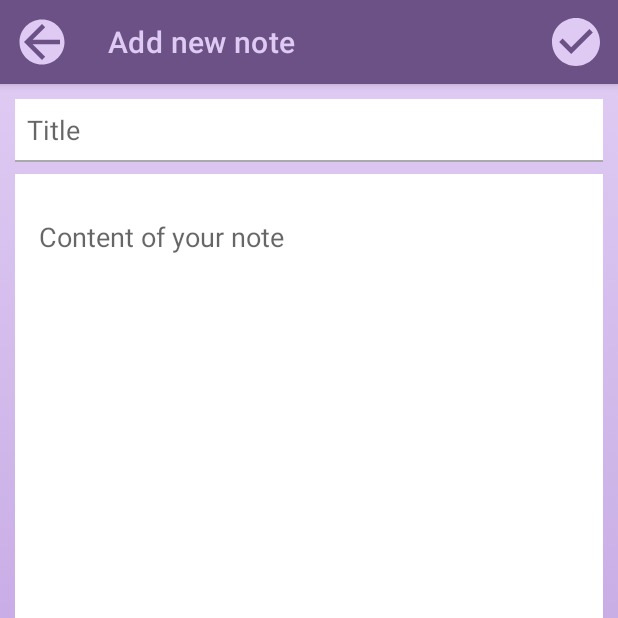
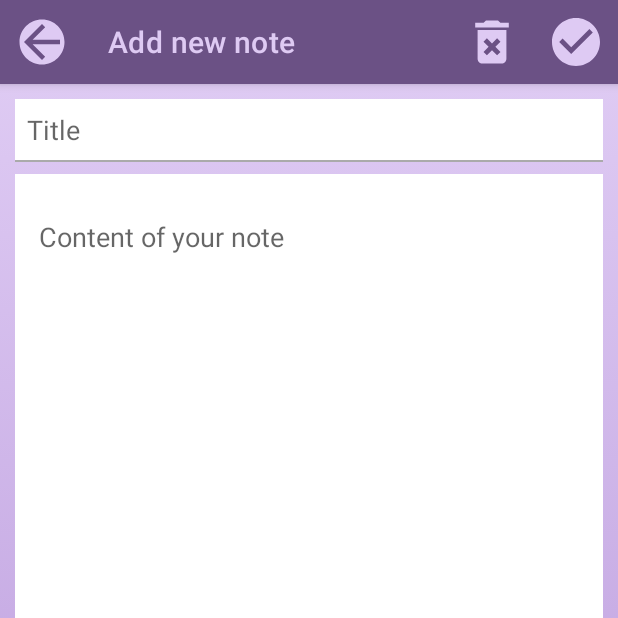
Before and after one commit to paulina-niewiarowska/Notepad, an Android app: the screen it shows after launch (AddEditNewNoteActivity), after a tap on "Add New Note", on a phone screen of 412 x 824 dp, the top half of it. Run offline under Robolectric (Android 15) with nearby library versions, the phone set to English and light mode, and no system bars; our stand-ins replace Room's generated code; libraries missing offline, so code that uses them is left out: it.xabaras.android.

Commit message:
Changed how notes behave. Animations added. Swipe to delete / edit. When going back from edit activity, note is saved (on Pause). Can delete note from edit field. Edit field adjusts to the keyboard, so nothing gets covered by it.

```diff
--- a/app/build.gradle
+++ b/app/build.gradle
@@ -33,6 +33,7 @@ dependencies {
     def room_version = "2.3.0"
     def lifecycle_version = "2.4.0-alpha02"
 
+    implementation 'it.xabaras.android:recyclerview-swipedecorator:1.1'
 
     implementation 'androidx.appcompat:appcompat:1.3.0'
     //implementation 'androidx.appcompat:design:1.3.0'
--- a/app/src/main/AndroidManifest.xml
+++ b/app/src/main/AndroidManifest.xml
@@ -15,7 +15,8 @@
 
         <activity
             android:name=".AddEditNewNoteActivity"
-            android:parentActivityName=".MainActivity" />
+            android:parentActivityName=".MainActivity"
+            android:windowSoftInputMode="adjustResize"/>
         <activity
             android:name=".MainActivity"
             android:launchMode="singleTop">
--- a/app/src/main/java/com/pniew/notepad/MainActivity.java
+++ b/app/src/main/java/com/pniew/notepad/MainActivity.java
@@ -5,9 +5,9 @@ import androidx.activity.result.ActivityResultCallback;
 import androidx.activity.result.ActivityResultLauncher;
 import androidx.activity.result.contract.ActivityResultContracts;
 import androidx.annotation.NonNull;
-import androidx.annotation.Nullable;
 import androidx.appcompat.app.AlertDialog;
 import androidx.appcompat.app.AppCompatActivity;
+import androidx.core.content.ContextCompat;
 import androidx.lifecycle.Observer;
 import androidx.lifecycle.ViewModelProvider;
 import androidx.recyclerview.widget.ItemTouchHelper;
@@ -17,6 +17,7 @@ import androidx.recyclerview.widget.RecyclerView;
 import android.app.Activity;
 import android.content.DialogInterface;
 import android.content.Intent;
+import android.graphics.Canvas;
 import android.os.Bundle;
 import android.view.View;
 import android.widget.Toast;
@@ -25,58 +26,19 @@ import com.google.android.material.floatingactionbutton.FloatingActionButton;
 
 import java.util.List;
 
+import it.xabaras.android.recyclerview.swipedecorator.RecyclerViewSwipeDecorator;
+
 public class MainActivity extends AppCompatActivity {
 
-    public static final int REQUEST_CODE_FOR_ADD_A_NOTE = 1;
-    public static final int REQUEST_CODE_FOR_EDIT_A_NOTE = 2;
+    public static final int ADD_A_NOTE = 1;
+    public static final int EDIT_A_NOTE = 2;
 
     private NoteViewModel noteViewModel;
-    private int requestCode;
 
 
     @Override
     protected void onCreate(Bundle savedInstanceState) {
-        //register activity for result here:
-        ActivityResultLauncher<Intent> addEditActivityResultLauncher = registerForActivityResult(
-                new ActivityResultContracts.StartActivityForResult(),
-                new ActivityResultCallback<ActivityResult>() {
-                    @Override
-                    public void onActivityResult(ActivityResult result) {
-                        int resultCode = result.getResultCode();
-                        if (resultCode == Activity.RESULT_OK) {
-                            Intent data = result.getData();
-
-                            if (requestCode == REQUEST_CODE_FOR_ADD_A_NOTE) {
-                                String title = data.getStringExtra(AddEditNewNoteActivity.INTENT_EXTRA_TITLE);
-                                String content = data.getStringExtra(AddEditNewNoteActivity.INTENT_EXTRA_CONTENT);
-
-                                Note note = new Note(title, content);
-                                noteViewModel.insertNote(note);
-
-                                Toast.makeText(MainActivity.this, "Jest zbawiony", Toast.LENGTH_SHORT).show();
-                            } else if (requestCode == REQUEST_CODE_FOR_EDIT_A_NOTE) {
-                                int id = data.getIntExtra(AddEditNewNoteActivity.INTENT_EXTRA_ID, -1);
-                                if (id == -1) {
-                                    Toast.makeText(MainActivity.this, "Sorry, item cannot be updated", Toast.LENGTH_LONG).show();
-                                    return;
-                                }
-                                String title = data.getStringExtra(AddEditNewNoteActivity.INTENT_EXTRA_TITLE);
-                                String content = data.getStringExtra(AddEditNewNoteActivity.INTENT_EXTRA_CONTENT);
-
-                                Note note = new Note(title, content);
-                                note.setId(id);
-                                noteViewModel.updateNote(note);
-
-                                Toast.makeText(MainActivity.this, "Note updated!", Toast.LENGTH_SHORT).show();
-                            }
-                        } else {
-                                Toast.makeText(MainActivity.this, "Anulowano", Toast.LENGTH_SHORT).show();
-                        }
-
-                    }
-                }
-        );
-
+        //register activity for result here, if you have any //
 
         super.onCreate(savedInstanceState);
         setContentView(R.layout.activity_main);
@@ -87,8 +49,8 @@ public class MainActivity extends AppCompatActivity {
             @Override
             public void onClick(View view) {
                 Intent intent = new Intent(MainActivity.this, AddEditNewNoteActivity.class);
-                requestCode = REQUEST_CODE_FOR_ADD_A_NOTE;
-                addEditActivityResultLauncher.launch(intent);
+                intent.putExtra(AddEditNewNoteActivity.INTENT_EXTRA_I_WANT_TO, ADD_A_NOTE);
+                MainActivity.this.startActivity(intent);
             }
         });
 
@@ -102,7 +64,7 @@ public class MainActivity extends AppCompatActivity {
         noteViewModel.getAllNotes().observe(this, new Observer<List<Note>>() {
             @Override
             public void onChanged(List<Note> notes) {
-                noteAdapter.setNotes(notes);
+                noteAdapter.submitList(notes);
             }
         });
 
@@ -113,17 +75,28 @@ public class MainActivity extends AppCompatActivity {
                 intent.putExtra(AddEditNewNoteActivity.INTENT_EXTRA_ID, note.getId());
                 intent.putExtra(AddEditNewNoteActivity.INTENT_EXTRA_TITLE, note.getTitle());
                 intent.putExtra(AddEditNewNoteActivity.INTENT_EXTRA_CONTENT, note.getContent());
-
-                    requestCode = REQUEST_CODE_FOR_EDIT_A_NOTE;
-                    addEditActivityResultLauncher.launch(intent);
+                intent.putExtra(AddEditNewNoteActivity.INTENT_EXTRA_I_WANT_TO, EDIT_A_NOTE);
+                MainActivity.this.startActivity(intent);
             }
         });
-
 
         new ItemTouchHelper(new ItemTouchHelper.SimpleCallback(0, ItemTouchHelper.LEFT | ItemTouchHelper.RIGHT) {
             @Override
             public boolean onMove(@NonNull RecyclerView recyclerView, @NonNull RecyclerView.ViewHolder viewHolder, @NonNull RecyclerView.ViewHolder target) {
                 return false;
+            }
+
+            @Override
+            public void onChildDraw(@NonNull Canvas c, @NonNull RecyclerView recyclerView, @NonNull RecyclerView.ViewHolder viewHolder, float dX, float dY, int actionState, boolean isCurrentlyActive) {
+                new RecyclerViewSwipeDecorator.Builder(MainActivity.this, c, recyclerView, viewHolder, dX, dY, actionState, isCurrentlyActive)
+                        .addSwipeLeftBackgroundColor(ContextCompat.getColor(MainActivity.this, R.color.swipe_to_delete))
+                        .addSwipeRightBackgroundColor(ContextCompat.getColor(MainActivity.this, R.color.swipe_to_edit))
+                        .addSwipeLeftActionIcon(R.drawable.ic_delete_item)
+                        .addSwipeRightActionIcon(R.drawable.ic_edit)
+                        .addSwipeLeftLabel("Delete")
+                        .addSwipeRightLabel("Edit")
+                        .create().decorate();
+                super.onChildDraw(c, recyclerView, viewHolder, dX, dY, actionState, isCurrentlyActive);
             }
 
             @Override
@@ -138,9 +111,10 @@ public class MainActivity extends AppCompatActivity {
                                 switch(i){
                                     case DialogInterface.BUTTON_POSITIVE:
                                         deleteTheNote();
+                                        break;
                                     case DialogInterface.BUTTON_NEGATIVE:
                                         noteAdapter.notifyItemChanged(viewHolder.getAdapterPosition());
-                                        return;
+                                        break;
                                 }
                             }
 
@@ -153,8 +127,16 @@ public class MainActivity extends AppCompatActivity {
                         alertBuilder.setMessage("Do you want to delete the item?").setPositiveButton("Yes", dialogClickListener).setNegativeButton("No", dialogClickListener).show();
 
                         break;
+
                     case ItemTouchHelper.RIGHT:
+                        Note note = noteAdapter.getNoteAt(viewHolder.getAdapterPosition());
+                        Intent intent = new Intent(MainActivity.this, AddEditNewNoteActivity.class);
+                        intent.putExtra(AddEditNewNoteActivity.INTENT_EXTRA_ID, note.getId());
+                        intent.putExtra(AddEditNewNoteActivity.INTENT_EXTRA_TITLE, note.getTitle());
+                        intent.putExtra(AddEditNewNoteActivity.INTENT_EXTRA_CONTENT, note.getContent());
+                        intent.putExtra(AddEditNewNoteActivity.INTENT_EXTRA_I_WANT_TO, EDIT_A_NOTE);
                         noteAdapter.notifyItemChanged(viewHolder.getAdapterPosition());
+                        MainActivity.this.startActivity(intent);
                         break;
                 }
 
@@ -164,7 +146,4 @@ public class MainActivity extends AppCompatActivity {
         }).attachToRecyclerView(recyclerView);
 
     }
-
-
-
 }
--- a/app/src/main/java/com/pniew/notepad/NoteAdapter.java
+++ b/app/src/main/java/com/pniew/notepad/NoteAdapter.java
@@ -6,14 +6,30 @@ import android.view.ViewGroup;
 import android.widget.TextView;
 
 import androidx.annotation.NonNull;
+import androidx.recyclerview.widget.DiffUtil;
+import androidx.recyclerview.widget.ListAdapter;
 import androidx.recyclerview.widget.RecyclerView;
 
 import java.util.ArrayList;
 import java.util.List;
 
-public class NoteAdapter extends RecyclerView.Adapter<NoteAdapter.NoteHolder> {
-    List<Note> adaptersListOfNotes = new ArrayList<>();
+public class NoteAdapter extends ListAdapter<Note, NoteAdapter.NoteHolder> {
     private OnNoteClickListener listener;
+    private static final DiffUtil.ItemCallback<Note> DIFF_CALLBACK = new DiffUtil.ItemCallback<Note>() {
+        @Override
+        public boolean areItemsTheSame(@NonNull Note oldItem, @NonNull Note newItem) {
+            return oldItem.getId() == newItem.getId();
+        }
+
+        @Override
+        public boolean areContentsTheSame(@NonNull Note oldItem, @NonNull Note newItem) {
+            return oldItem.getTitle().equals(newItem.getTitle()) && oldItem.getContent().equals(newItem.getContent());
+        }
+    };
+
+    public NoteAdapter() {
+        super(DIFF_CALLBACK);
+    }
 
     @NonNull
     @Override
@@ -27,24 +43,18 @@ public class NoteAdapter extends RecyclerView.Adapter<NoteAdapter.NoteHolder> {
     public void onBindViewHolder(@NonNull NoteHolder holder, int position) {
         //here we take care of getting the data from the single Note.class object into the View of our NoteHolder.
         //we want all the elements to get to their places - title to title place, category to the category place, etc
-        Note currentNote = adaptersListOfNotes.get(position);
+        Note currentNote = getItem(position);
         holder.textOfTitleOfTheNote.setText(currentNote.getTitle());
         holder.textOfContentOfTheNote.setText(currentNote.getContent());
     }
 
-    @Override
-    public int getItemCount() {
-        //here we have to return how many items we want to display in our RecyclerView. We want them all of course.
-        return adaptersListOfNotes.size();
-    }
-
-    public void setNotes(List<Note> notes) {
-        this.adaptersListOfNotes = notes;
-        notifyDataSetChanged();
-    }
+//    public void setNotes(List<Note> notes) {
+//        this.adaptersListOfNotes = notes;
+//        notifyDataSetChanged();
+//    }
 
     public Note getNoteAt(int position){
-        return adaptersListOfNotes.get(position);
+        return getItem(position);
     }
 
     class NoteHolder extends RecyclerView.ViewHolder {
@@ -61,7 +71,7 @@ public class NoteAdapter extends RecyclerView.Adapter<NoteAdapter.NoteHolder> {
                 public void onClick(View view) {
                     int position = getAdapterPosition();
                     if(listener != null && position != RecyclerView.NO_POSITION) {
-                        listener.onNoteClick(adaptersListOfNotes.get(position));
+                        listener.onNoteClick(getItem(position));
                     }
                 }
             });
--- a/app/src/main/java/com/pniew/notepad/NoteDatabase.java
+++ b/app/src/main/java/com/pniew/notepad/NoteDatabase.java
@@ -10,10 +10,10 @@ import androidx.room.RoomDatabase;
 public abstract class NoteDatabase extends RoomDatabase {
 
     private static NoteDatabase instance;
-
     public abstract NoteDao noteDao();
 
     public static synchronized NoteDatabase getInstance(Context context) {
+        //jeśli jeszcze nie ma bazy, stwórz bazę
         if (instance == null) {
             instance = Room.databaseBuilder(context.getApplicationContext(),
                     NoteDatabase.class, "note_database").build();
--- a/app/src/main/res/drawable-anydpi/ic_done_button.xml
+++ b/app/src/main/res/drawable-anydpi/ic_done_button.xml
@@ -1,6 +1,6 @@
 <vector xmlns:android="http://schemas.android.com/apk/res/android"
-    android:width="36dp"
-    android:height="36dp"
+    android:width="34dp"
+    android:height="34dp"
     android:viewportWidth="24"
     android:viewportHeight="24"
     android:tint="@color/purple_dark"
--- a/app/src/main/res/drawable/gradient_background2.xml
+++ b/app/src/main/res/drawable/gradient_background2.xml
@@ -5,6 +5,7 @@
             <gradient
                 android:angle="90"
                 android:startColor="@color/black"
+                android:centerColor="@color/purple_light"
                 android:endColor="@color/purple"
                 android:type="linear"
                 />
--- /dev/null
+++ b/app/src/main/res/drawable/ic_delete_big.xml
@@ -0,0 +1,16 @@
+<vector android:alpha="1"
+    android:autoMirrored="true"
+    android:height="54dp"
+    android:tint="@color/purple_light"
+    android:viewportHeight="24"
+    android:viewportWidth="24"
+    android:width="54dp"
+    xmlns:android="http://schemas.android.com/apk/res/android">
+    <group android:scaleX="1.2"
+        android:scaleY="1.2"
+        android:translateX="-2.4"
+        android:translateY="-2.4">
+    <path android:fillColor="@android:color/white"
+        android:pathData="M6,19c0,1.1 0.9,2 2,2h8c1.1,0 2,-0.9 2,-2L18,7L6,7v12zM8.46,11.88l1.41,-1.41L12,12.59l2.12,-2.12 1.41,1.41L13.41,14l2.12,2.12 -1.41,1.41L12,15.41l-2.12,2.12 -1.41,-1.41L10.59,14l-2.13,-2.12zM15.5,4l-1,-1h-5l-1,1L5,4v2h14L19,4z"/>
+    </group>
+</vector>
--- /dev/null
+++ b/app/src/main/res/drawable/ic_delete_item.xml
@@ -0,0 +1,11 @@
+<vector android:alpha="1"
+    android:autoMirrored="true"
+    android:height="24dp"
+    android:tint="@color/black"
+    android:viewportHeight="24"
+    android:viewportWidth="24"
+    android:width="24dp"
+    xmlns:android="http://schemas.android.com/apk/res/android">
+<path android:fillColor="@android:color/white"
+    android:pathData="M6,19c0,1.1 0.9,2 2,2h8c1.1,0 2,-0.9 2,-2L18,7L6,7v12zM8.46,11.88l1.41,-1.41L12,12.59l2.12,-2.12 1.41,1.41L13.41,14l2.12,2.12 -1.41,1.41L12,15.41l-2.12,2.12 -1.41,-1.41L10.59,14l-2.13,-2.12zM15.5,4l-1,-1h-5l-1,1L5,4v2h14L19,4z"/>
+</vector>
--- /dev/null
+++ b/app/src/main/res/drawable/ic_edit.xml
@@ -0,0 +1,6 @@
+<vector android:alpha="0.63" android:autoMirrored="true"
+    android:height="24dp" android:tint="@color/black"
+    android:viewportHeight="24" android:viewportWidth="24"
+    android:width="24dp" xmlns:android="http://schemas.android.com/apk/res/android">
+    <path android:fillColor="@android:color/white" android:pathData="M3,17.25V21h3.75L17.81,9.94l-3.75,-3.75L3,17.25zM20.71,7.04c0.39,-0.39 0.39,-1.02 0,-1.41l-2.34,-2.34c-0.39,-0.39 -1.02,-0.39 -1.41,0l-1.83,1.83 3.75,3.75 1.83,-1.83z"/>
+</vector>
--- a/app/src/main/res/menu/add_note_menu_resource_file.xml
+++ b/app/src/main/res/menu/add_note_menu_resource_file.xml
@@ -3,10 +3,16 @@
     xmlns:app="http://schemas.android.com/apk/res-auto">
 
     <item
+        android:id="@+id/menu_delete_button"
+        android:icon="@drawable/ic_delete_big"
+        android:title="Delete"
+        android:iconTint="@color/purple_light"
+        app:showAsAction="always" />
+
+    <item
         android:id="@+id/menu_save_button"
         android:icon="@drawable/ic_done_button"
         android:title="Save"
-
         app:showAsAction="always" />
 
 </menu>
--- a/app/src/main/res/values/colors.xml
+++ b/app/src/main/res/values/colors.xml
@@ -10,6 +10,8 @@
     <color name="purple">#7F3FBF</color>
     <color name="purple_bottom">#BDA8D3</color>
     <color name="purple_light">#DECAF3</color>
+    <color name="swipe_to_delete">#27FF50C5</color>
+    <color name="swipe_to_edit">#4A81C8FF</color>
     <color name="green_to_check">#7DC53E</color>
     <color name="pink">#D792E6</color>
 </resources>
--- a/app/src/main/res/values/themes.xml
+++ b/app/src/main/res/values/themes.xml
@@ -13,7 +13,6 @@
         <!-- Status bar color. -->
         <item name="android:statusBarColor" tools:targetApi="l">#afa3b8</item>
         <item name="iconTint">@color/purple_light</item>
-        <item name="iconSize">60dp</item>
         <!-- Customize your theme here. -->
 
         <item name="android:textColorSecondary">@color/pink</item>
```
Also changed, not shown: app/src/main/java/com/pniew/notepad/AddEditNewNoteActivity.java (+99 -14 lines), app/src/main/res/layout/note_item.xml (+8 -6 lines). Lines whose indentation alone changed are shown as unchanged.
